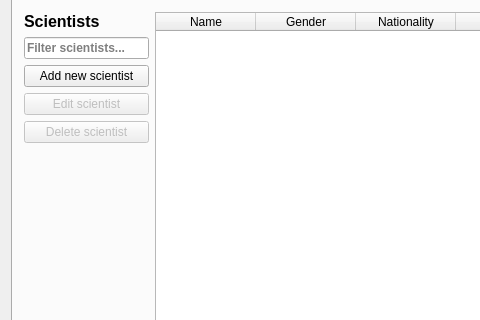
Qt form VLN1-H32/mainwindow.ui (Kristian15/VLN1-Hopur32) before a commit; both pictures show x 0 to 480 and y 90 to 410 of the 885 by 613 pixel window.
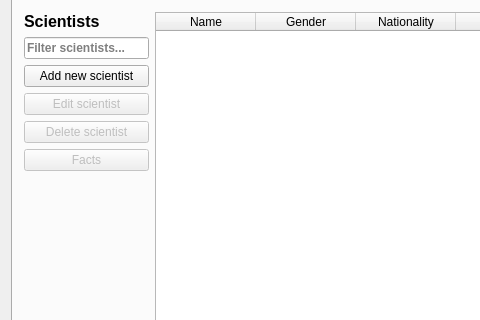
The same form after that commit. The open tabs and pages were chosen to show the change. Icons and pictures are not drawn.

Patch:
```diff
--- a/VLN1-H32/mainwindow.ui
+++ b/VLN1-H32/mainwindow.ui
@@ -292,6 +292,16 @@
              </property>
             </widget>
            </item>
+           <item>
+            <widget class="QPushButton" name="button_scientistFacts">
+             <property name="enabled">
+              <bool>false</bool>
+             </property>
+             <property name="text">
+              <string>Facts</string>
+             </property>
+            </widget>
+           </item>
            <item>
             <spacer name="verticalSpacer_scientists">
              <property name="orientation">
```
Left out of the diff: 12 changed lines with no effect on the pictures.
